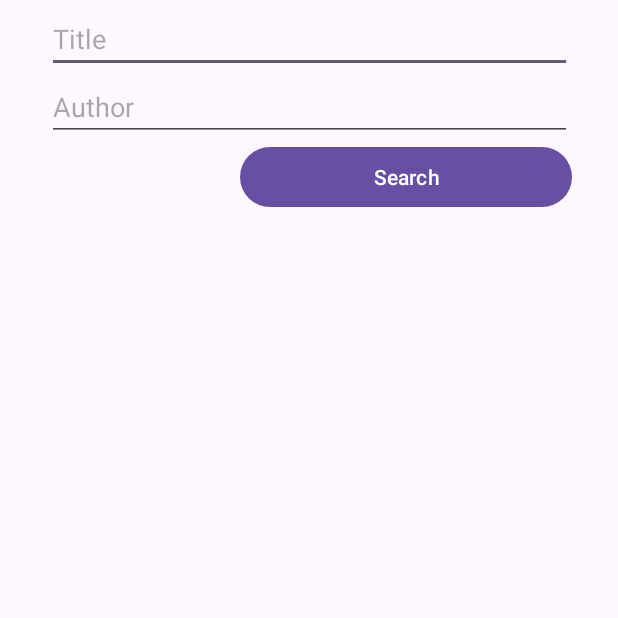
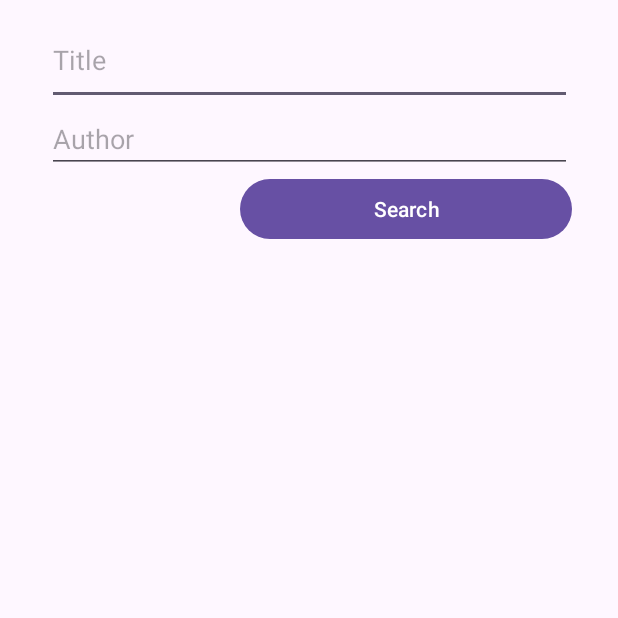
Before and after one commit to azeemba/BookWallpaper, an Android app: the screen it shows after launch (MainActivity), on a phone screen of 412 x 824 dp, the top half of it. Run offline under Robolectric (Android 15) with nearby library versions, the phone set to English and light mode, and no system bars; pictures from the network do not load.

Commit message:
Add more padding in the main UI

```diff
--- a/app/src/main/res/layout/activity_main.xml
+++ b/app/src/main/res/layout/activity_main.xml
@@ -11,7 +11,7 @@
         android:layout_width="350dp"
         android:layout_height="wrap_content"
         android:layout_marginStart="3dp"
-        android:layout_marginTop="3dp"
+        android:layout_marginTop="10dp"
         android:layout_marginEnd="3dp"
         android:orientation="vertical"
         app:layout_constraintEnd_toEndOf="parent"
@@ -25,6 +25,7 @@
             android:ems="10"
             android:hint="Title"
             android:inputType="text"
+            android:minHeight="60dp"
             android:singleLine="true" />
 
         <EditText
```
